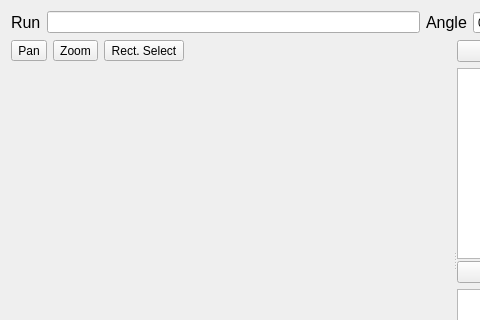
First picture: the form in qt/scientific_interfaces/ISISReflectometry/GUI/Preview/PreviewWidget.ui, repository mantidproject/mantid, before the edit; both pictures show x 0 to 480 and y 0 to 320 of the 1000 by 870 pixel window.
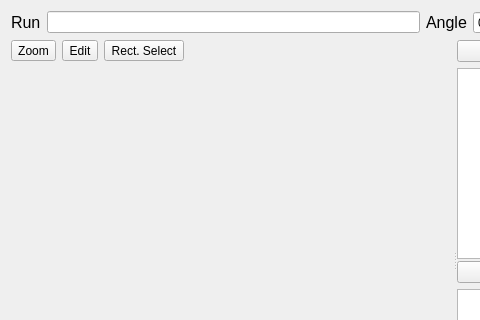
Second picture: the form after the edit.

Commit message:
Refactoring to rename "pan" to "edit"
The pan button has been replaced by a shape-editing button and this
commit renames the related items and functions to reflect this. It also
does some tidying to put the buttons (and related functions etc) in the
same order as they appear on the instrument viewer, i.e. zoom, edit,
select

Re #32566

```diff
--- a/qt/scientific_interfaces/ISISReflectometry/GUI/Preview/PreviewWidget.ui
+++ b/qt/scientific_interfaces/ISISReflectometry/GUI/Preview/PreviewWidget.ui
@@ -98,13 +98,6 @@
          <property name="sizeConstraint">
           <enum>QLayout::SetMinimumSize</enum>
          </property>
-         <item>
-          <widget class="QToolButton" name="iv_pan_button">
-           <property name="text">
-            <string>Pan</string>
-           </property>
-          </widget>
-         </item>
          <item>
           <widget class="QToolButton" name="iv_zoom_button">
            <property name="text">
@@ -112,6 +105,16 @@
            </property>
           </widget>
          </item>
+         <item>
+          <widget class="QToolButton" name="iv_edit_button">
+           <property name="toolTip">
+            <string>Select and edit shapes</string>
+           </property>
+           <property name="text">
+            <string>Edit</string>
+           </property>
+          </widget>
+         </item>
          <item>
           <widget class="QToolButton" name="iv_rect_select_button">
            <property name="text">
```
Left out of the diff: 6 changed lines with no effect on the pictures. The commit also changes 7 other files.
